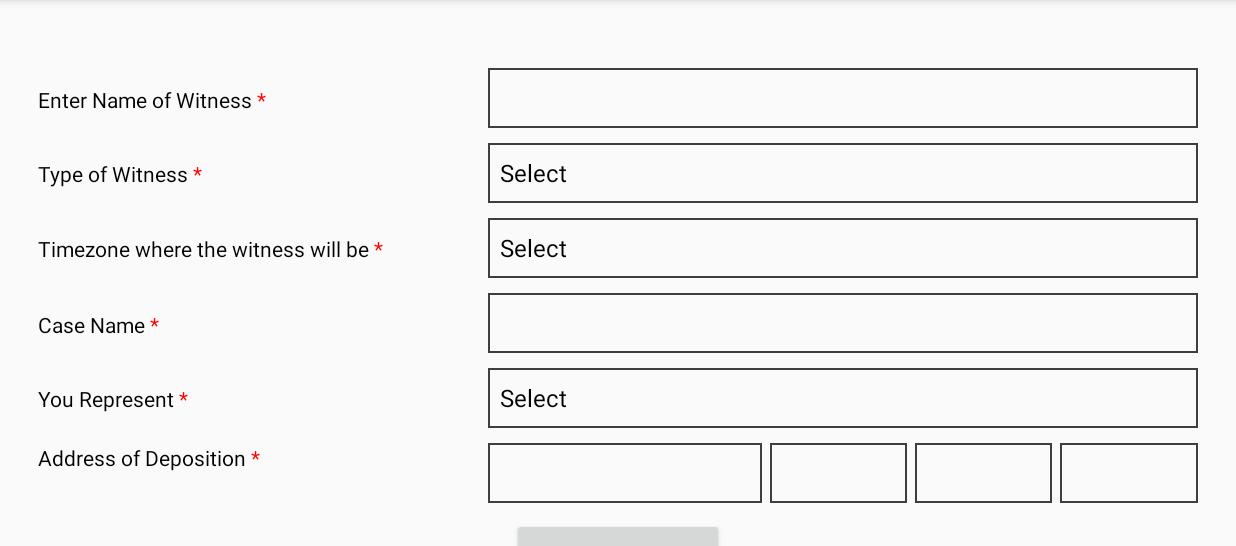
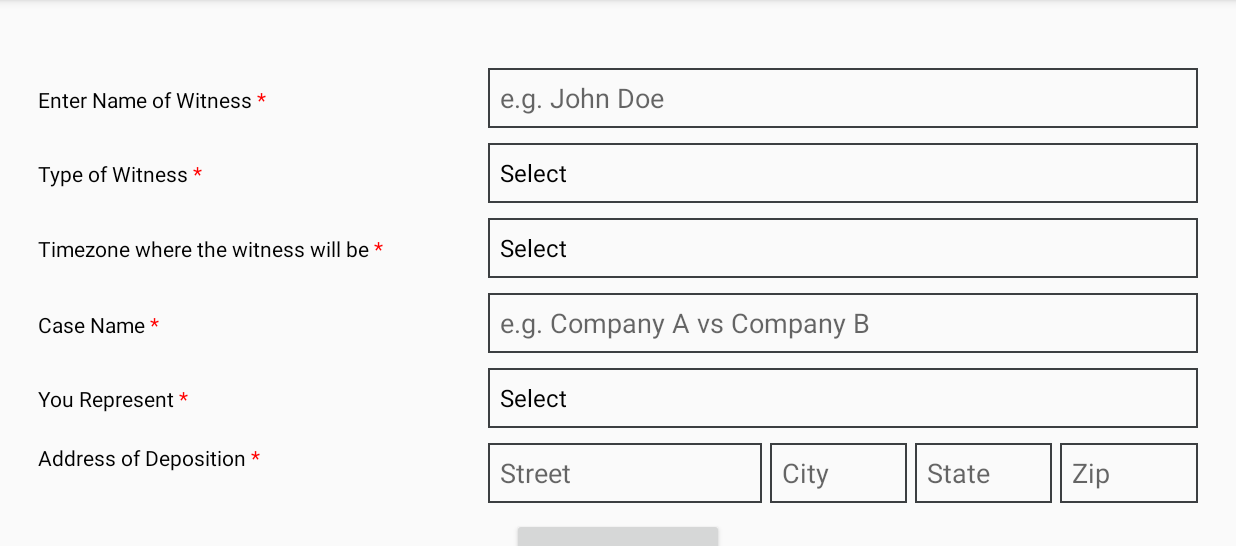
Before and after one commit to 0x01050/NoRV_Remote, an Android app: the screen it shows after launch (NoRVActivity), on a phone screen of 824 x 412 dp (held sideways), the part 72-618 px from its top. Run offline under Robolectric (Android 15) with nearby library versions, the phone set to English and light mode, and no system bars; libraries missing offline, so code that uses them is left out: com.example.kloadingspin, com.loopj.android, cz.msebera.android; plain views replace KLoadingSpin; 5 statements that could not run were skipped.

Commit message:
* Add live/buffering option in rtmp url * Seek to default location on buffering * Add placeholders for input fields

```diff
--- a/app/build.gradle
+++ b/app/build.gradle
@@ -13,14 +13,14 @@ android {
         debug {
             // My Computer IP for Debug
             buildConfigField "String", "CLIENT_SERVER", "\"http://192.168.108.75\""
-            buildConfigField "String", "RTMP_SERVER", "\"rtmp://192.168.108.75/live\""
+            buildConfigField "String", "RTMP_SERVER", "\"rtmp://192.168.108.75/live live=1 buffer=1000\""
     }
     release {
         minifyEnabled false
         proguardFiles getDefaultProguardFile('proguard-android.txt'), 'proguard-rules.pro'
         // Master IP for Product
         buildConfigField "String", "CLIENT_SERVER", "\"http://192.168.1.5\""
-        buildConfigField "String", "RTMP_SERVER", "\"rtmp://192.168.1.5/live\""
+        buildConfigField "String", "RTMP_SERVER", "\"rtmp://192.168.1.5/live live=1 buffer=1000\""
     }
 }
 buildToolsVersion '30.0.2'
--- a/app/src/main/java/com/norv/remote/NoRVConfirm.java
+++ b/app/src/main/java/com/norv/remote/NoRVConfirm.java
@@ -86,6 +86,8 @@ public class NoRVConfirm extends AppCompatActivity {
                     player.stop();
                     player.prepare(videoSource);
                     player.setPlayWhenReady(true);
+                } else if(playbackState == Player.STATE_BUFFERING) {
+                    player.seekToDefaultPosition();
                 }
             }
 
--- a/app/src/main/java/com/norv/remote/NoRVEnd.java
+++ b/app/src/main/java/com/norv/remote/NoRVEnd.java
@@ -82,6 +82,8 @@ public class NoRVEnd extends AppCompatActivity {
                     player.stop();
                     player.prepare(videoSource);
                     player.setPlayWhenReady(true);
+                } else if(playbackState == Player.STATE_BUFFERING) {
+                    player.seekToDefaultPosition();
                 }
             }
 
--- a/app/src/main/java/com/norv/remote/NoRVPause.java
+++ b/app/src/main/java/com/norv/remote/NoRVPause.java
@@ -96,6 +96,8 @@ public class NoRVPause extends AppCompatActivity {
                     player.stop();
                     player.prepare(videoSource);
                     player.setPlayWhenReady(true);
+                } else if(playbackState == Player.STATE_BUFFERING) {
+                    player.seekToDefaultPosition();
                 }
             }
 
--- a/app/src/main/java/com/norv/remote/NoRVRTMP.java
+++ b/app/src/main/java/com/norv/remote/NoRVRTMP.java
@@ -137,6 +137,8 @@ public class NoRVRTMP extends Service {
                         player.stop();
                         player.prepare(videoSource);
                         player.setPlayWhenReady(true);
+                    } else if(playbackState == Player.STATE_BUFFERING) {
+                        player.seekToDefaultPosition();
                     }
                 }
 
--- a/app/src/main/res/layout/norv_activity.xml
+++ b/app/src/main/res/layout/norv_activity.xml
@@ -42,6 +42,7 @@
                     android:layout_height="40dp"
                     android:background="@drawable/border"
                     android:gravity="start|center_vertical"
+                    android:hint="@string/witness_name_hint"
                     android:nextFocusDown="@id/activity_witnessType"
                     android:paddingHorizontal="8dp"
                     android:singleLine="true" />
@@ -109,10 +110,11 @@
                     android:layout_height="40dp"
                     android:background="@drawable/border"
                     android:gravity="start|center_vertical"
+                    android:hint="@string/casename_hint"
+                    android:nextFocusUp="@id/activity_timezone"
+                    android:nextFocusDown="@id/activity_counsel"
                     android:paddingHorizontal="8dp"
-                    android:singleLine="true"
-                    android:nextFocusUp="@id/activity_timezone"
-                    android:nextFocusDown="@id/activity_counsel" />
+                    android:singleLine="true" />
             </LinearLayout>
 
             <LinearLayout
@@ -158,50 +160,54 @@
                     <EditText
                         android:id="@+id/activity_address_street"
                         android:layout_width="0dp"
+                        android:layout_height="40dp"
                         android:layout_weight="2"
-                        android:layout_height="40dp"
                         android:background="@drawable/border"
                         android:gravity="start|center_vertical"
+                        android:hint="@string/address_street_hint"
+                        android:nextFocusUp="@id/activity_counsel"
+                        android:nextFocusDown="@id/activity_address_city"
                         android:paddingHorizontal="8dp"
-                        android:singleLine="true"
-                        android:nextFocusUp="@id/activity_counsel"
-                        android:nextFocusDown="@id/activity_address_city" />
+                        android:singleLine="true" />
 
                     <EditText
                         android:id="@+id/activity_address_city"
                         android:layout_width="0dp"
+                        android:layout_height="40dp"
                         android:layout_weight="1"
-                        android:layout_height="40dp"
                         android:background="@drawable/border"
                         android:gravity="start|center_vertical"
+                        android:hint="@string/address_city_hint"
+                        android:nextFocusUp="@id/activity_address_street"
+                        android:nextFocusDown="@id/activity_address_state"
                         android:paddingHorizontal="8dp"
-                        android:singleLine="true"
-                        android:nextFocusUp="@id/activity_address_street"
-                        android:nextFocusDown="@id/activity_address_state" />
+                        android:singleLine="true" />
 
                     <EditText
                         android:id="@+id/activity_address_state"
                         android:layout_width="0dp"
+                        android:layout_height="40dp"
                         android:layout_weight="1"
-                        android:layout_height="40dp"
                         android:background="@drawable/border"
                         android:gravity="start|center_vertical"
+                        android:hint="@string/address_state_hint"
+                        android:nextFocusUp="@id/activity_address_city"
+                        android:nextFocusDown="@id/activity_address_zip"
                         android:paddingHorizontal="8dp"
-                        android:singleLine="true"
-                        android:nextFocusUp="@id/activity_address_city"
-                        android:nextFocusDown="@id/activity_address_zip" />
+                        android:singleLine="true" />
 
                     <EditText
                         android:id="@+id/activity_address_zip"
                         android:layout_width="0dp"
+                        android:layout_height="40dp"
                         android:layout_weight="1"
-                        android:layout_height="40dp"
                         android:background="@drawable/border"
                         android:gravity="start|center_vertical"
+                        android:hint="@string/address_zip_hint"
+                        android:nextFocusUp="@id/activity_address_state"
+                        android:nextFocusDown="@id/activity_load_deposition"
                         android:paddingHorizontal="8dp"
-                        android:singleLine="true"
-                        android:nextFocusUp="@id/activity_address_state"
-                        android:nextFocusDown="@id/activity_load_deposition" />
+                        android:singleLine="true" />
                 </LinearLayout>
 
             </LinearLayout>
--- a/app/src/main/res/values/strings.xml
+++ b/app/src/main/res/values/strings.xml
@@ -7,11 +7,17 @@
 
     <string name="menu_title">…</string>
     <string name="witness_name_title">Enter Name of Witness <p><font color="red">*</font></p></string>
+    <string name="witness_name_hint">e.g. John Doe</string>
     <string name="witness_type_title">Type of Witness <p><font color="red">*</font></p></string>
     <string name="timezone_title">Timezone where the witness will be <p><font color="red">*</font></p></string>
     <string name="casename_title">Case Name <p><font color="red">*</font></p></string>
+    <string name="casename_hint">e.g. Company A vs Company B</string>
     <string name="counsel_title">You Represent <p><font color="red">*</font></p></string>
     <string name="address_title">Address of Deposition <p><font color="red">*</font></p></string>
+    <string name="address_street_hint">Street</string>
+    <string name="address_city_hint">City</string>
+    <string name="address_state_hint">State</string>
+    <string name="address_zip_hint">Zip</string>
     <string name="load_deposition_title">Load Deposition</string>
     <string name="start_deposition_title">Start Deposition</string>
     <string name="cancel_deposition_title">Cancel Deposition</string>
```
Also changed, not shown: 1 other file.
